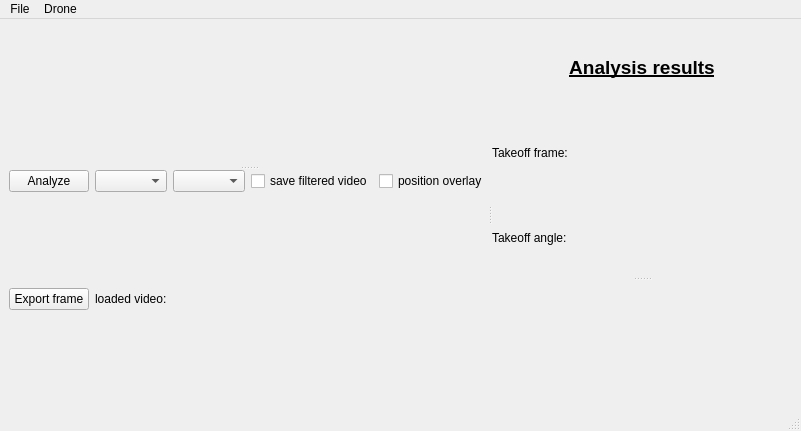
Old version of the form ui/MainWindow.ui in the repository JF631/FLYJUMP.
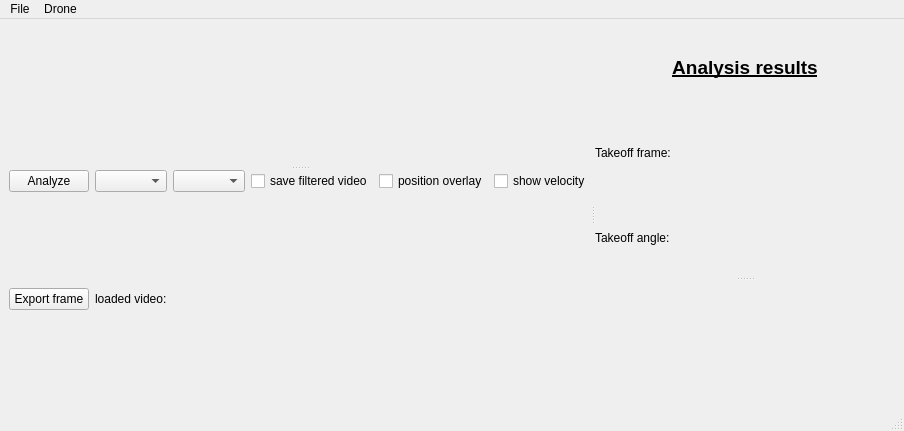
New version of the form.

The edit to the form file:
```diff
--- a/ui/MainWindow.ui
+++ b/ui/MainWindow.ui
@@ -6,7 +6,7 @@
    <rect>
     <x>0</x>
     <y>0</y>
-    <width>655</width>
+    <width>758</width>
     <height>431</height>
    </rect>
   </property>
@@ -25,7 +25,7 @@
         <enum>Qt::Vertical</enum>
        </property>
        <widget class="QWidget" name="main_video" native="true"/>
-       <widget class="QWidget" name="">
+       <widget class="QWidget" name="layoutWidget">
         <layout class="QVBoxLayout" name="verticalLayout">
          <item>
           <layout class="QHBoxLayout" name="horizontalLayout">
@@ -56,6 +56,13 @@
              </property>
             </widget>
            </item>
+           <item>
+            <widget class="QCheckBox" name="velocity_checkBox">
+             <property name="text">
+              <string>show velocity</string>
+             </property>
+            </widget>
+           </item>
            <item>
             <spacer name="horizontalSpacer">
              <property name="orientation">
@@ -109,7 +116,7 @@
        <property name="orientation">
         <enum>Qt::Vertical</enum>
        </property>
-       <widget class="QWidget" name="">
+       <widget class="QWidget" name="layoutWidget">
         <layout class="QVBoxLayout" name="verticalLayout_2">
          <item>
           <widget class="QLabel" name="label">
@@ -188,7 +195,7 @@
     <rect>
      <x>0</x>
      <y>0</y>
-     <width>655</width>
+     <width>758</width>
      <height>22</height>
     </rect>
    </property>
```
